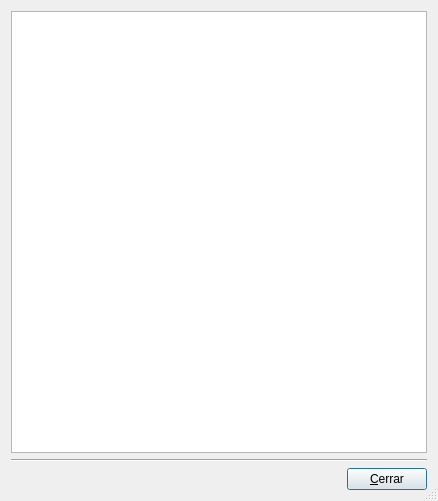
Above: gui/qt/IA2013TPIRLGUI/matrizdialog.ui from ssebastianj/ia2013-tpi-rl before the change. Below: the same form after it.
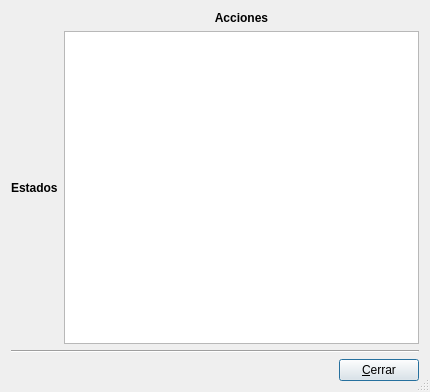
That is the form after the change.

```diff
--- a/gui/qt/IA2013TPIRLGUI/matrizdialog.ui
+++ b/gui/qt/IA2013TPIRLGUI/matrizdialog.ui
@@ -6,8 +6,8 @@
    <rect>
     <x>0</x>
     <y>0</y>
-    <width>438</width>
-    <height>501</height>
+    <width>430</width>
+    <height>392</height>
    </rect>
   </property>
   <property name="windowTitle">
@@ -20,7 +20,7 @@
    <bool>true</bool>
   </property>
   <layout class="QGridLayout" name="gridLayout_2">
-   <item row="0" column="0">
+   <item row="1" column="1">
     <widget class="QTableWidget" name="tblMatriz">
      <property name="contextMenuPolicy">
       <enum>Qt::NoContextMenu</enum>
@@ -57,7 +57,41 @@
      </property>
     </widget>
    </item>
+   <item row="0" column="1">
+    <widget class="QLabel" name="label">
+     <property name="font">
+      <font>
+       <weight>75</weight>
+       <bold>true</bold>
+      </font>
+     </property>
+     <property name="text">
+      <string>Acciones</string>
+     </property>
+     <property name="alignment">
+      <set>Qt::AlignCenter</set>
+     </property>
+     <property name="textInteractionFlags">
+      <set>Qt::NoTextInteraction</set>
+     </property>
+    </widget>
+   </item>
    <item row="1" column="0">
+    <widget class="QLabel" name="label_2">
+     <property name="font">
+      <font>
+       <weight>75</weight>
+       <italic>false</italic>
+       <bold>true</bold>
+       <underline>false</underline>
+      </font>
+     </property>
+     <property name="text">
+      <string>Estados</string>
+     </property>
+    </widget>
+   </item>
+   <item row="2" column="0" colspan="2">
     <layout class="QGridLayout" name="gridLayout">
      <item row="1" column="1">
       <widget class="QPushButton" name="btnCerrarDialogo">
```
